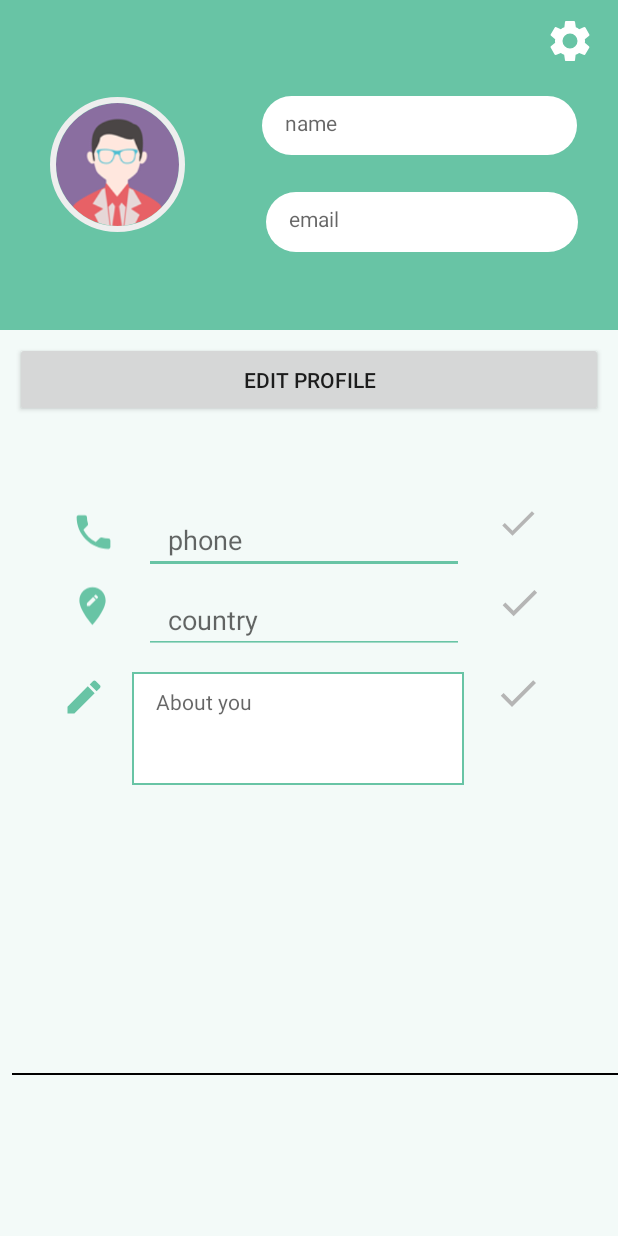
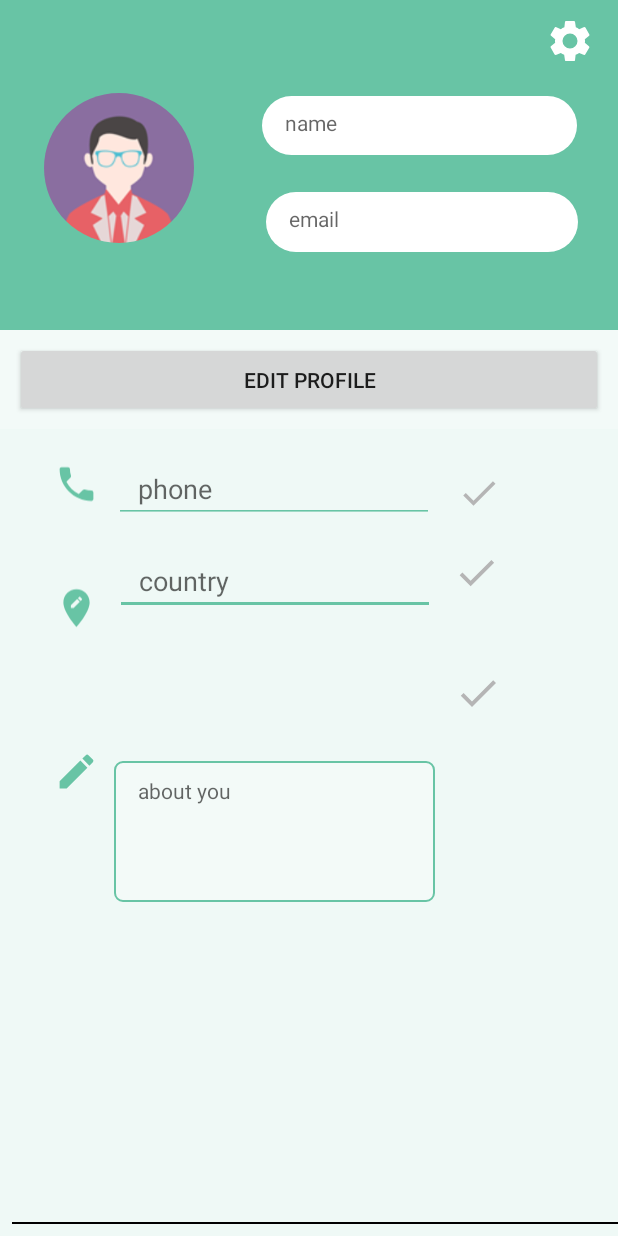
Before and after one commit to pict-sdl-grp/TripPlanner, an Android app: the layout activity_profile.xml on its own in the app's theme, with its tools: preview values and no code run, on a phone screen of 412 x 824 dp. Run offline under Robolectric (Android 15) with nearby library versions, the phone set to English and light mode, and no system bars; plain views replace CircularImageView.

Commit message:
Basic Profile and EditProfile feature Added without database handling

```diff
--- a/app/src/main/AndroidManifest.xml
+++ b/app/src/main/AndroidManifest.xml
@@ -11,8 +11,8 @@
         android:roundIcon="@mipmap/ic_launcher_round"
         android:supportsRtl="true"
         android:theme="@style/AppTheme">
-        <activity android:name=".MyProfile.profileActivity"></activity>
-        <activity android:name=".ProfilePackage.ProfileActivity" /> <!-- Splash screen -->
+        <activity android:name=".ProfilePackage.ProfileActivity"></activity>
+        <activity android:name=".ProfilePackage.EditProfile_Activity" /> <!-- Splash screen -->
         <activity
             android:name=".SplashScreen"
             android:label="@string/app_name"
--- a/app/src/main/java/com/project/sdl/tripplanner/AuthPackage/User.java
+++ b/app/src/main/java/com/project/sdl/tripplanner/AuthPackage/User.java
@@ -1,4 +1,6 @@
 package com.project.sdl.tripplanner.AuthPackage;
+
+import android.widget.Button;
 
 import com.google.firebase.database.IgnoreExtraProperties;
 
@@ -22,5 +24,4 @@ public class User {
         this.email = email;
         this.photoUrl = photoUrl;
     }
-
 }
--- /dev/null
+++ b/app/src/main/res/drawable/back_arrow.xml
@@ -0,0 +1,5 @@
+<vector android:height="24dp" android:tint="#68C4A5"
+    android:viewportHeight="24.0" android:viewportWidth="24.0"
+    android:width="24dp" xmlns:android="http://schemas.android.com/apk/res/android">
+    <path android:fillColor="#FF000000" android:pathData="M20,11H7.83l5.59,-5.59L12,4l-8,8 8,8 1.41,-1.41L7.83,13H20v-2z"/>
+</vector>
--- a/app/src/main/res/drawable/bordertext.xml
+++ b/app/src/main/res/drawable/bordertext.xml
@@ -1,4 +1,9 @@
-<shape xmlns:android="http://schemas.android.com/apk/res/android" android:shape="rectangle" >
-    <solid android:color="@android:color/white" />
+<shape
+    xmlns:android="http://schemas.android.com/apk/res/android"
+    android:shape="rectangle" >
+    <corners
+        android:radius="5dp"
+        />
+    <solid android:color="@color/textBack" />
     <stroke android:width="1dp" android:color="#68C4A5"/>
 </shape>
--- /dev/null
+++ b/app/src/main/res/drawable/describe.xml
@@ -0,0 +1,5 @@
+<vector android:height="24dp" android:tint="#68C4A5"
+    android:viewportHeight="24.0" android:viewportWidth="24.0"
+    android:width="24dp" xmlns:android="http://schemas.android.com/apk/res/android">
+    <path android:fillColor="#FF000000" android:pathData="M19,3h-4.18C14.4,1.84 13.3,1 12,1c-1.3,0 -2.4,0.84 -2.82,2L5,3c-1.1,0 -2,0.9 -2,2v14c0,1.1 0.9,2 2,2h14c1.1,0 2,-0.9 2,-2L21,5c0,-1.1 -0.9,-2 -2,-2zM12,3c0.55,0 1,0.45 1,1s-0.45,1 -1,1 -1,-0.45 -1,-1 0.45,-1 1,-1zM14,17L7,17v-2h7v2zM17,13L7,13v-2h10v2zM17,9L7,9L7,7h10v2z"/>
+</vector>
--- a/app/src/main/res/layout/activity_profile.xml
+++ b/app/src/main/res/layout/activity_profile.xml
@@ -2,16 +2,16 @@
 <android.support.constraint.ConstraintLayout xmlns:android="http://schemas.android.com/apk/res/android"
     xmlns:app="http://schemas.android.com/apk/res-auto"
     xmlns:tools="http://schemas.android.com/tools"
+    android:id="@+id/constraintLayout2"
     android:layout_width="match_parent"
-    android:layout_height="match_parent"
-    tools:context=".MyProfile.profileActivity">
+    android:layout_height="match_parent">
 
 
     <LinearLayout
         android:layout_width="match_parent"
         android:layout_height="match_parent"
-        android:orientation="vertical"
-        android:background="#f3faf8">
+        android:background="#f3faf8"
+        android:orientation="vertical">
 
         <android.support.constraint.ConstraintLayout
             android:id="@+id/constraintLayout"
@@ -24,16 +24,15 @@
             app:layout_constraintTop_toTopOf="parent">
 
             <com.mikhaellopez.circularimageview.CircularImageView
-                android:layout_width="90dp"
-                android:layout_height="91dp"
+                android:layout_width="100dp"
+                android:layout_height="104dp"
                 android:layout_marginStart="8dp"
                 android:layout_marginTop="36dp"
                 android:layout_marginEnd="8dp"
                 android:layout_marginBottom="8dp"
                 android:src="@drawable/profile1"
                 app:civ_border_color="#EEEEEE"
-                app:civ_border_width="4dp"
-                app:civ_shadow="true"
+                app:civ_shadow="false"
                 app:civ_shadow_color="#8BC34A"
                 app:civ_shadow_radius="10"
                 app:layout_constraintBottom_toBottomOf="parent"
@@ -105,15 +104,34 @@
 
         <android.support.constraint.ConstraintLayout
             android:layout_width="match_parent"
-            android:layout_height="match_parent">
+            android:layout_height="match_parent"
+            android:background="@color/backgrounDisplay">
 
+
+            <EditText
+                android:id="@+id/countryProf"
+                android:layout_width="wrap_content"
+                android:layout_height="wrap_content"
+                android:layout_marginStart="76dp"
+                android:layout_marginTop="16dp"
+                android:layout_marginEnd="8dp"
+                android:backgroundTint="#68C4A5"
+                android:ems="10"
+                android:hint="country"
+                android:inputType="textPersonName"
+                android:paddingLeft="16dp"
+                app:layout_constraintEnd_toEndOf="parent"
+                app:layout_constraintHorizontal_bias="0.008"
+                app:layout_constraintStart_toStartOf="parent"
+                app:layout_constraintTop_toBottomOf="@+id/phoneProf" />
 
             <EditText
                 android:id="@+id/phoneProf"
                 android:layout_width="wrap_content"
                 android:layout_height="wrap_content"
-                android:layout_marginStart="96dp"
+                android:layout_marginStart="76dp"
                 android:layout_marginTop="8dp"
+                android:layout_marginEnd="8dp"
                 android:layout_marginBottom="8dp"
                 android:backgroundTint="#68C4A5"
                 android:ems="10"
@@ -121,37 +139,44 @@
                 android:inputType="phone"
                 android:paddingLeft="16dp"
                 app:layout_constraintBottom_toBottomOf="parent"
+                app:layout_constraintEnd_toEndOf="parent"
+                app:layout_constraintHorizontal_bias="0.0"
                 app:layout_constraintStart_toStartOf="parent"
                 app:layout_constraintTop_toTopOf="parent"
-                app:layout_constraintVertical_bias="0.091" />
+                app:layout_constraintVertical_bias="0.02" />
 
 
-            <EditText
-                android:id="@+id/countryProf"
-                android:layout_width="wrap_content"
-                android:layout_height="wrap_content"
-                android:layout_marginStart="96dp"
+            <TextView
+                android:id="@+id/aboutYou"
+                android:layout_width="214dp"
+                android:layout_height="94dp"
+                android:layout_marginStart="72dp"
                 android:layout_marginTop="8dp"
+                android:layout_marginEnd="8dp"
                 android:layout_marginBottom="8dp"
-                android:backgroundTint="#68C4A5"
+                android:background="@drawable/bordertext"
                 android:ems="10"
-                android:hint="country"
+                android:hint="about you"
                 android:inputType="textPersonName"
                 android:paddingLeft="16dp"
+                android:paddingTop="10dp"
                 app:layout_constraintBottom_toBottomOf="parent"
+                app:layout_constraintEnd_toEndOf="parent"
+                app:layout_constraintHorizontal_bias="0.034"
                 app:layout_constraintStart_toStartOf="parent"
-                app:layout_constraintTop_toBottomOf="@+id/phoneProf"
-                app:layout_constraintVertical_bias="0.0" />
+                app:layout_constraintTop_toTopOf="parent"
+                app:layout_constraintVertical_bias="0.498" />
 
             <ImageView
                 android:id="@+id/imageView2"
                 android:layout_width="30dp"
                 android:layout_height="41dp"
                 android:layout_marginStart="36dp"
-                android:layout_marginTop="48dp"
+                android:layout_marginTop="16dp"
                 android:layout_marginEnd="8dp"
                 android:src="@drawable/phone"
-                app:layout_constraintEnd_toStartOf="@+id/phoneProf"
+                app:layout_constraintEnd_toEndOf="parent"
+                app:layout_constraintHorizontal_bias="0.0"
                 app:layout_constraintStart_toStartOf="parent"
                 app:layout_constraintTop_toTopOf="parent" />
 
@@ -165,41 +190,26 @@
                 android:layout_marginBottom="8dp"
                 android:src="@drawable/country"
                 app:layout_constraintBottom_toBottomOf="parent"
-                app:layout_constraintEnd_toStartOf="@+id/countryProf"
-                app:layout_constraintHorizontal_bias="0.78"
+                app:layout_constraintEnd_toEndOf="parent"
+                app:layout_constraintHorizontal_bias="0.076"
                 app:layout_constraintStart_toStartOf="parent"
-                app:layout_constraintTop_toBottomOf="@+id/imageView2"
-                app:layout_constraintVertical_bias="0.0" />
-
-            <TextView
-                android:id="@+id/aboutyouProf"
-                android:layout_width="221dp"
-                android:layout_height="75dp"
-                android:layout_marginStart="8dp"
-                android:layout_marginTop="12dp"
-                android:layout_marginEnd="8dp"
-                android:background="@drawable/bordertext"
-                android:hint="About you"
-                android:lines="2"
-                android:paddingLeft="16dp"
-                android:paddingTop="10dp"
-                android:singleLine="false"
-                app:layout_constraintEnd_toEndOf="parent"
-                app:layout_constraintHorizontal_bias="0.459"
-                app:layout_constraintStart_toStartOf="parent"
-                app:layout_constraintTop_toBottomOf="@+id/countryProf" />
+                app:layout_constraintTop_toTopOf="parent"
+                app:layout_constraintVertical_bias="0.188" />
 
             <ImageView
                 android:id="@+id/imageView4"
-                android:layout_width="29dp"
-                android:layout_height="32dp"
-                android:layout_marginStart="8dp"
-                android:layout_marginTop="24dp"
+                android:layout_width="30dp"
+                android:layout_height="35dp"
+                android:layout_marginStart="36dp"
+                android:layout_marginTop="8dp"
                 android:layout_marginEnd="8dp"
-                app:layout_constraintEnd_toStartOf="@+id/aboutyouProf"
-                app:layout_constraintHorizontal_bias="0.784"
+                android:layout_marginBottom="8dp"
+                app:layout_constraintBottom_toTopOf="@+id/divider3"
+                app:layout_constraintEnd_toEndOf="parent"
+                app:layout_constraintHorizontal_bias="0.0"
                 app:layout_constraintStart_toStartOf="parent"
-                app:layout_constraintTop_toBottomOf="@+id/imageView"
+                app:layout_constraintTop_toTopOf="parent"
+                app:layout_constraintVertical_bias="0.425"
                 app:srcCompat="@drawable/edit" />
 
             <ImageView
@@ -207,13 +217,12 @@
                 android:layout_width="32dp"
                 android:layout_height="29dp"
                 android:layout_marginStart="8dp"
-                android:layout_marginTop="48dp"
                 android:layout_marginEnd="8dp"
                 android:visibility="invisible"
                 app:layout_constraintEnd_toEndOf="parent"
-                app:layout_constraintHorizontal_bias="0.24"
+                app:layout_constraintHorizontal_bias="0.094"
                 app:layout_constraintStart_toEndOf="@+id/phoneProf"
-                app:layout_constraintTop_toTopOf="parent"
+                app:layout_constraintTop_toTopOf="@+id/tick1NotDone"
                 app:srcCompat="@drawable/done" />
 
             <ImageView
@@ -221,26 +230,22 @@
                 android:layout_width="32dp"
                 android:layout_height="30dp"
                 android:layout_marginStart="8dp"
-                android:layout_marginTop="100dp"
                 android:layout_marginEnd="8dp"
                 android:visibility="invisible"
                 app:layout_constraintEnd_toEndOf="parent"
-                app:layout_constraintHorizontal_bias="0.222"
-                app:layout_constraintStart_toEndOf="@+id/countryProf"
-                app:layout_constraintTop_toTopOf="parent"
+                app:layout_constraintHorizontal_bias="0.081"
+                app:layout_constraintStart_toEndOf="@+id/aboutYou"
+                app:layout_constraintTop_toTopOf="@+id/tick2NotDone"
                 app:srcCompat="@drawable/done" />
 
             <ImageView
                 android:id="@+id/tick3Done"
                 android:layout_width="32dp"
                 android:layout_height="32dp"
-                android:layout_marginStart="8dp"
                 android:layout_marginTop="160dp"
-                android:layout_marginEnd="8dp"
+                android:layout_marginEnd="76dp"
                 android:visibility="invisible"
                 app:layout_constraintEnd_toEndOf="parent"
-                app:layout_constraintHorizontal_bias="0.24"
-                app:layout_constraintStart_toEndOf="@+id/aboutyouProf"
                 app:layout_constraintTop_toTopOf="parent"
                 app:srcCompat="@drawable/done" />
 
@@ -250,10 +255,10 @@
                 android:layout_width="32dp"
                 android:layout_height="29dp"
                 android:layout_marginStart="8dp"
-                android:layout_marginTop="48dp"
+                android:layout_marginTop="28dp"
                 android:layout_marginEnd="8dp"
                 app:layout_constraintEnd_toEndOf="parent"
-                app:layout_constraintHorizontal_bias="0.222"
+                app:layout_constraintHorizontal_bias="0.081"
                 app:layout_constraintStart_toEndOf="@+id/phoneProf"
                 app:layout_constraintTop_toTopOf="parent"
                 app:srcCompat="@drawable/not_done" />
@@ -264,10 +269,10 @@
                 android:layout_width="31dp"
                 android:layout_height="31dp"
                 android:layout_marginStart="8dp"
-                android:layout_marginTop="100dp"
+                android:layout_marginTop="80dp"
                 android:layout_marginEnd="8dp"
                 app:layout_constraintEnd_toEndOf="parent"
-                app:layout_constraintHorizontal_bias="0.236"
+                app:layout_constraintHorizontal_bias="0.066"
                 app:layout_constraintStart_toEndOf="@+id/phoneProf"
                 app:layout_constraintTop_toTopOf="parent"
                 app:srcCompat="@drawable/not_done" />
@@ -280,7 +285,7 @@
                 android:layout_marginTop="160dp"
                 android:layout_marginEnd="8dp"
                 app:layout_constraintEnd_toEndOf="parent"
-                app:layout_constraintHorizontal_bias="0.222"
+                app:layout_constraintHorizontal_bias="0.067"
                 app:layout_constraintStart_toEndOf="@+id/phoneProf"
                 app:layout_constraintTop_toTopOf="parent"
                 app:srcCompat="@drawable/not_done" />
@@ -290,13 +295,10 @@
                 android:layout_width="match_parent"
                 android:layout_height="1dp"
                 android:layout_marginStart="8dp"
-                android:layout_marginTop="8dp"
                 android:layout_marginBottom="8dp"
                 android:background="#000"
                 app:layout_constraintBottom_toBottomOf="parent"
-                app:layout_constraintStart_toStartOf="parent"
-                app:layout_constraintTop_toBottomOf="@+id/aboutyouProf"
-                app:layout_constraintVertical_bias="0.65" />
+                app:layout_constraintStart_toStartOf="parent" />
 
         </android.support.constraint.ConstraintLayout>
     </LinearLayout>
--- a/app/src/main/res/values/colors.xml
+++ b/app/src/main/res/values/colors.xml
@@ -4,4 +4,6 @@
     <color name="colorSecondary">#737DDB</color>
     <color name="colorPrimaryDark"></color>
     <color name="colorAccent">#FF4081</color>
+    <color name="backgrounDisplay">#eff9f6</color>
+    <color name="textBack">#f3faf8</color>
 </resources>
--- /dev/null
+++ b/app/src/main/res/values/dimens.xml
@@ -0,0 +1,3 @@
+<resources>
+    <dimen name="fab_margin">16dp</dimen>
+</resources>
--- a/app/src/main/res/values/strings.xml
+++ b/app/src/main/res/values/strings.xml
@@ -1,3 +1,4 @@
 <resources>
     <string name="app_name">TripPlanner</string>
+    <string name="title_activity_edit_profile_">EditProfile_Activity</string>
 </resources>
```
Also changed, not shown: app/src/main/java/com/project/sdl/tripplanner/MyProfile/profileActivity.java (deleted, +0 -15 lines), app/src/main/java/com/project/sdl/tripplanner/ProfilePackage/EditProfile_Activity.java (added, +35 -0 lines), app/src/main/java/com/project/sdl/tripplanner/ProfilePackage/ProfileActivity.java (added, +37 -0 lines), app/src/main/java/com/project/sdl/tripplanner/UserPackage/UserActivity.java (+16 -0 lines), app/src/main/res/layout/activity_edit_profile_.xml (added, +255 -0 lines), app/src/main/res/layout/activity_profile2.xml (deleted, +0 -9 lines), app/src/main/res/layout/activity_user.xml (+15 -3 lines), app/src/main/res/values/styles.xml (+9 -0 lines).
